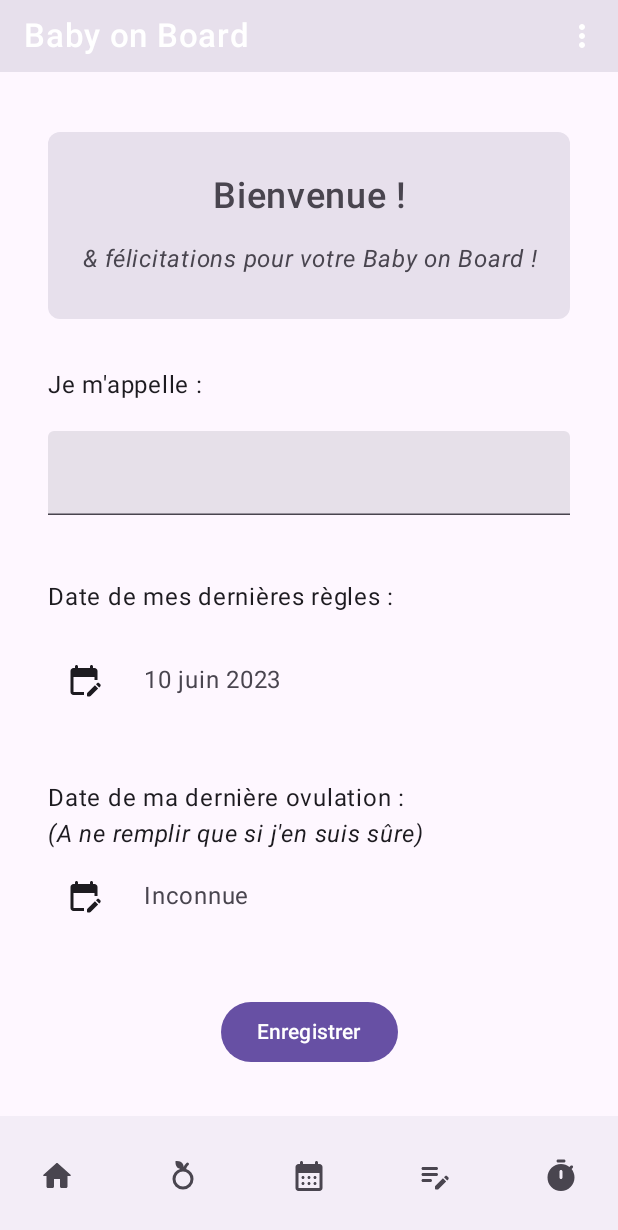
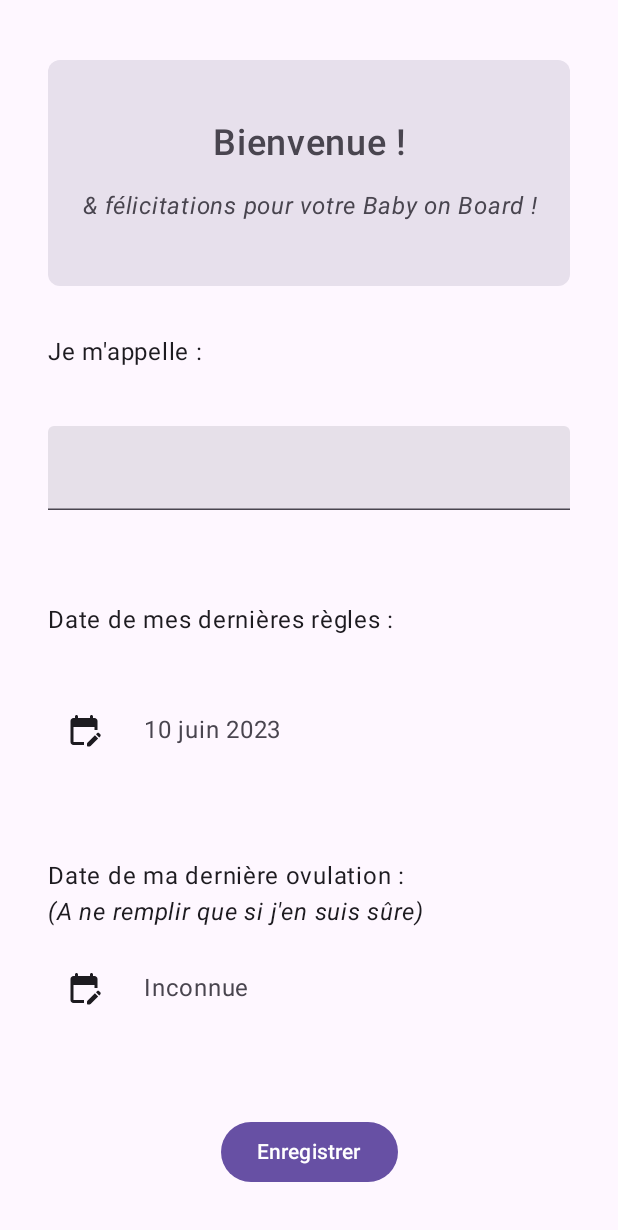
Before and after one commit to lrq3000/baby-on-board, an Android app built with Jetpack Compose: the UserData screen opened through its navigation route, on a phone screen of 412 x 824 dp. Shown: the top 1230 px of the screen. Run offline under Robolectric (Android 15) with nearby library versions, the phone set to English and light mode, and no system bars.

Commit message:
Enh UI : don't display top and bottom bars on WelcomeScreen and UserDataScreen

```diff
--- a/app/src/main/java/com/example/bob/ui/BobScreen.kt
+++ b/app/src/main/java/com/example/bob/ui/BobScreen.kt
@@ -87,7 +87,7 @@ enum class BobScreen() {
 fun BobTopAppBar(
     navController: NavController,
     openDrawer: () -> Unit,
-    modifier: Modifier = Modifier
+    modifier: Modifier = Modifier,
 ) {
     Row(
         modifier = modifier
@@ -178,7 +178,7 @@ fun BobApp(
     data class DrawerItems(
         val icon: ImageVector,
         @StringRes val title: Int,
-        val destination: BobScreen
+        val destination: BobScreen,
     )
 
     val items = arrayListOf(
@@ -218,11 +218,17 @@ fun BobApp(
     }) {
         Scaffold(
             topBar = {
-                BobTopAppBar(
-                    navController = navController,
-                    openDrawer = { scope.launch { drawerState.open() } })
+                if (currentDestination?.hierarchy?.any { it.route == "Welcome" || it.route == "UserData" } == false) {
+                    BobTopAppBar(
+                        navController = navController,
+                        openDrawer = { scope.launch { drawerState.open() } })
+                }
             },
-            bottomBar = { BobBottomAppBar(navController = navController) },
+            bottomBar = {
+                if (currentDestination?.hierarchy?.any { it.route == "Welcome" || it.route == "UserData"} == false) {
+                    BobBottomAppBar(navController = navController)
+                }
+            }
         ) { paddingValues ->
             val startDestination = if (bobUiState.userName !== "") {
                 BobScreen.Home.name
```
